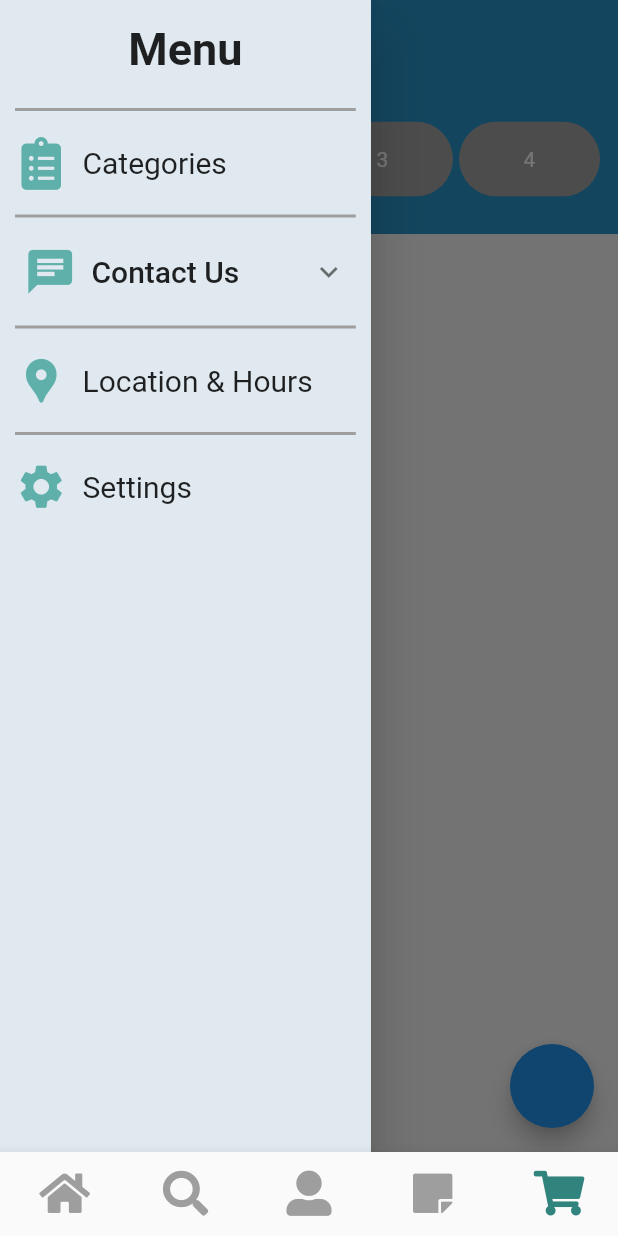
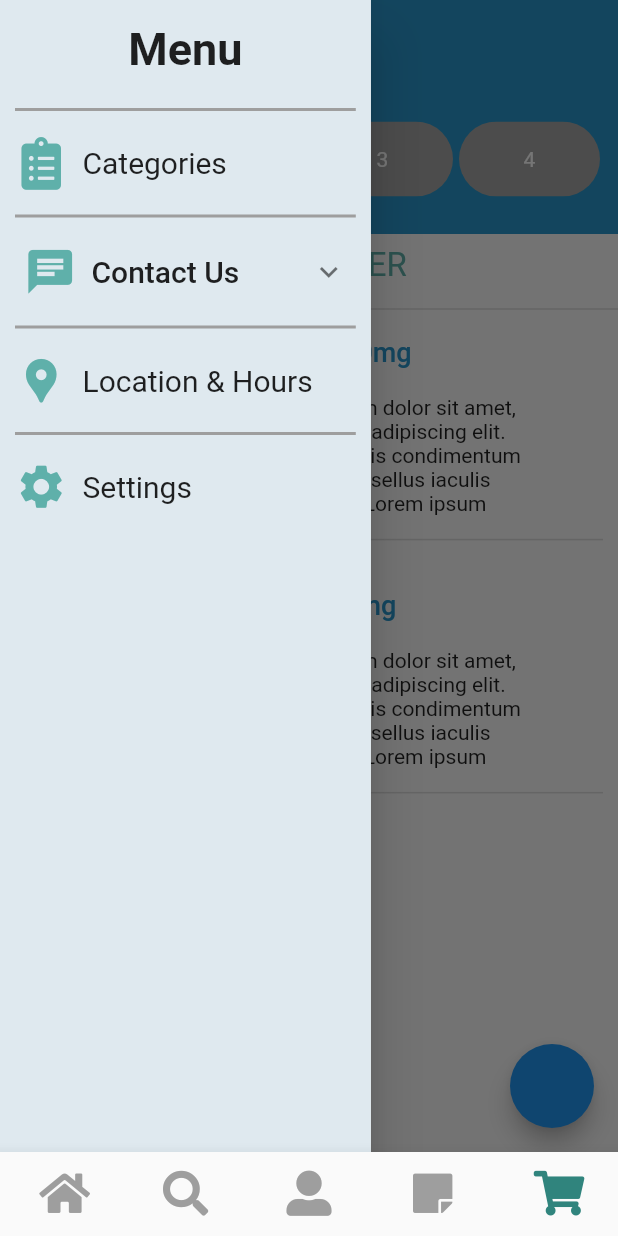
Before and after one commit to mimib00/Pharmacy-App, a Flutter app: the screen it shows after launch, item 5 of the bottom bar chosen, with the side drawer open, on a phone screen of 412 x 824 dp. Run offline on Flutter 3.47's test engine with Material 2 defaults, Android fonts, the phone set to English and light mode, and no system bars; drawn by our look-alikes of step_progress_indicator; our stand-ins replace flutter_svg, font_awesome_flutter; project files that could hold a hidden picture were left out.

Commit message:
fixed qty incrementor

```diff
--- a/lib/provider/appData.dart
+++ b/lib/provider/appData.dart
@@ -1,4 +1,5 @@
 import 'package:flutter/cupertino.dart';
+import 'package:pharmacy_app/widgets/carte_medcine_tile.dart';
 
 class AppData with ChangeNotifier {
   int _pageIndex = 0;
@@ -6,6 +7,20 @@ class AppData with ChangeNotifier {
 
   int _checkoutStep = 0;
   int get checkoutStep => _checkoutStep;
+
+  List _carte = [
+    CarteMedcineTile(
+      title: 'Doliprane©Paracetamol 1000mg',
+      description: 'Lorem ipsum dolor sit amet, consectetur adipiscing elit. Nullam mattis condimentum ultrices. Phasellus iaculis fermentum.Lorem ipsum dolor sit amet, consectetur adipiscing elit. Nullam mattis condimentum ultrices. Phasellus iaculis fermentum.',
+      imageUrl: 'assets/images/doliprane.png',
+    ),
+    CarteMedcineTile(
+      title: 'Doliprane©Paracetamol 500mg',
+      description: 'Lorem ipsum dolor sit amet, consectetur adipiscing elit. Nullam mattis condimentum ultrices. Phasellus iaculis fermentum.Lorem ipsum dolor sit amet, consectetur adipiscing elit. Nullam mattis condimentum ultrices. Phasellus iaculis fermentum.',
+      imageUrl: 'assets/images/doliprane.png',
+    ),
+  ];
+  List get carte => _carte;
 
   void changePage(int index) {
     _pageIndex = index;
@@ -16,4 +31,8 @@ class AppData with ChangeNotifier {
     _checkoutStep = index;
     notifyListeners();
   }
+
+  void printQty(int index) {
+    print(_carte[index].qty);
+  }
 }
--- a/lib/views/carte.dart
+++ b/lib/views/carte.dart
@@ -23,7 +23,7 @@ class ShoppingCarte extends StatelessWidget {
       ),
       floatingActionButton: FloatingActionButton(
         onPressed: () {
-          context.read<AppData>().changeCheckoutStep(1);
+          context.read<AppData>().printQty(1);
         },
       ),
     );
--- /dev/null
+++ b/lib/views/checkout_steps/step1.dart
@@ -0,0 +1,34 @@
+import 'package:flutter/material.dart';
+import 'package:pharmacy_app/provider/appData.dart';
+import 'package:pharmacy_app/utils/color.dart';
+import 'package:provider/provider.dart';
+
+class CarteStep extends StatefulWidget {
+  @override
+  _CarteStepState createState() => _CarteStepState();
+}
+
+class _CarteStepState extends State<CarteStep> {
+  @override
+  Widget build(BuildContext context) {
+    return Container(
+      child: Column(
+        children: [
+          Padding(
+            padding: const EdgeInsets.all(8.0),
+            child: Text(
+              'YOUR ORDER',
+              style: TextStyle(color: mainTeal, fontSize: 22),
+            ),
+          ),
+          Divider(
+            thickness: 1,
+          ),
+          SizedBox(height: 10),
+          context.read<AppData>().carte[0],
+          context.read<AppData>().carte[1],
+        ],
+      ),
+    );
+  }
+}
--- /dev/null
+++ b/lib/widgets/carte_medcine_tile.dart
@@ -0,0 +1,111 @@
+import 'package:flutter/material.dart';
+import 'package:pharmacy_app/utils/color.dart';
+import 'package:pharmacy_app/widgets/qty_button.dart';
+
+// ignore: must_be_immutable
+class CarteMedcineTile extends StatefulWidget {
+  final String? title;
+  final String? imageUrl;
+  final String? description;
+  final String? type;
+  final bool inStock;
+  int qty;
+
+  CarteMedcineTile({
+    this.type,
+    this.title,
+    this.imageUrl,
+    this.description,
+    this.inStock = true,
+    this.qty = 1,
+  });
+
+  @override
+  _CarteMedcineTileState createState() => _CarteMedcineTileState();
+}
+
+class _CarteMedcineTileState extends State<CarteMedcineTile> {
+  @override
+  Widget build(BuildContext context) {
+    return Container(
+      width: double.infinity,
+      padding: EdgeInsets.symmetric(horizontal: 10),
+      child: Column(
+        crossAxisAlignment: CrossAxisAlignment.start,
+        children: [
+          Text(
+            widget.title!,
+            style: TextStyle(fontSize: 18, color: kPrimaryColor, fontWeight: FontWeight.w500),
+          ),
+          SizedBox(height: 10),
+          Row(
+            children: [
+              Container(
+                width: 150,
+                child: Image.asset(
+                  widget.imageUrl!,
+                  fit: BoxFit.fill,
+                ),
+              ),
+              SizedBox(width: 10),
+              Container(
+                width: 180,
+                height: 80,
+                child: Text(
+                  widget.description!,
+                  softWrap: true,
+                ),
+              ),
+            ],
+          ),
+          Divider(thickness: 1),
+          Row(
+            children: [
+              GestureDetector(
+                onTap: () {
+                  if (widget.qty == 0) {
+                    return;
+                  }
+                  setState(() {
+                    widget.qty -= 1;
+                  });
+                },
+                child: Container(
+                  width: 25,
+                  height: 25,
+                  decoration: BoxDecoration(color: kPrimaryColor, borderRadius: BorderRadius.circular(5)),
+                  child: Icon(
+                    Icons.remove,
+                    color: Colors.white,
+                    size: 20,
+                  ),
+                ),
+              ),
+              Padding(
+                padding: const EdgeInsets.symmetric(horizontal: 10),
+                child: Text(widget.qty.toString()),
+              ),
+              GestureDetector(
+                onTap: () {
+                  setState(() {
+                    widget.qty += 1;
+                  });
+                },
+                child: Container(
+                  width: 25,
+                  height: 25,
+                  decoration: BoxDecoration(color: kPrimaryColor, borderRadius: BorderRadius.circular(5)),
+                  child: Icon(
+                    Icons.add,
+                    color: Colors.white,
+                    size: 20,
+                  ),
+                ),
+              ),
+            ],
+          )
+        ],
+      ),
+    );
+  }
+}
--- a/lib/widgets/checkout.dart
+++ b/lib/widgets/checkout.dart
@@ -1,6 +1,7 @@
 import 'package:flutter/material.dart';
 import 'package:pharmacy_app/provider/appData.dart';
 import 'package:pharmacy_app/utils/color.dart';
+import 'package:pharmacy_app/views/checkout_steps/step1.dart';
 import 'package:provider/provider.dart';
 import 'package:step_progress_indicator/step_progress_indicator.dart';
 
@@ -11,11 +12,7 @@ class Checkout extends StatefulWidget {
 
 class _CheckoutState extends State<Checkout> {
   List<Widget> pages = [
-    Container(
-      child: Center(
-        child: Text('Step1'),
-      ),
-    ),
+    CarteStep(),
     Container(
       child: Center(
         child: Text('Step2'),
@@ -31,6 +28,7 @@ class _CheckoutState extends State<Checkout> {
   Widget build(BuildContext context) {
     return Column(
       children: [
+        //Indicator
         Container(
           padding: EdgeInsets.symmetric(horizontal: 10),
           height: 100,
@@ -66,6 +64,7 @@ class _CheckoutState extends State<Checkout> {
                   ),
           ),
         ),
+        pages[context.watch<AppData>().checkoutStep]
       ],
     );
   }
```
Also changed, not shown: lib/widgets/qty_button.dart (added, +58 -0 lines), assets/images/CLOFENAL100mg 1.svg (added), assets/images/biafine-emulsion.jpg (added), assets/images/doliprane.png (added), assets/images/doliprane.svg (added), assets/images/ibuprofene-400mg-arrow.jpg (added), assets/images/smecta.svg (added), assets/images/upsa-vitamine-c-500mg-orange-30-comprimes-effervescents.jpg (added), assets/images/vetamine d.svg (added), assets/images/zyma-solution-buvable-10-ml-face.jpg (added), lib/views/checkout_steps/step2.dart (added), lib/views/checkout_steps/step3.dart (added), lib/views/checkout_steps/step4.dart (added).
